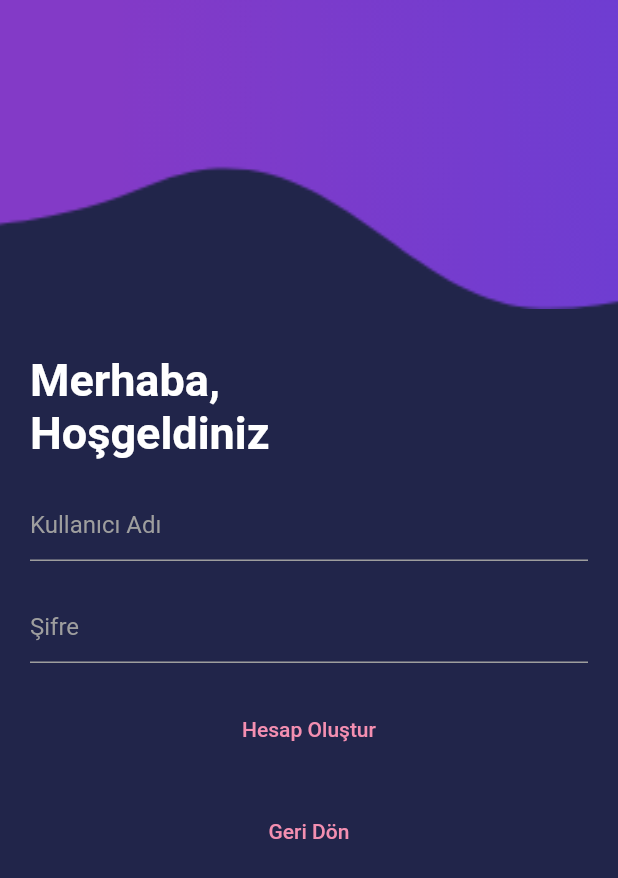
After one commit to y-e-sryldz/yurt_uygulamasi, a Flutter app: the screen it shows after launch, after a tap on "Giriş Yap", after a tap on "Hesap Oluştur", on a phone screen of 412 x 824 dp. The commit adds this screen. Shown: the top 878 px of the screen. Run offline on Flutter 3.47's test engine with Material 2 defaults, Android fonts, the phone set to English and light mode, and no system bars; our stand-ins replace firebase_auth, firebase_core, google_mobile_ads; accounts and stored records are empty; network calls fail.

Commit message:
yurt_uygulamasi

```diff
--- /dev/null
+++ b/lib/Hesap_olustur.dart
@@ -0,0 +1,158 @@
+import 'package:flutter/material.dart';
+import 'package:yurt_uygulamasi/main.dart';
+
+class Hesap_olustur extends StatefulWidget {
+  const Hesap_olustur({super.key});
+
+  @override
+  State<Hesap_olustur> createState() => _Hesap_olusturState();
+}
+
+class _Hesap_olusturState extends State<Hesap_olustur> {
+  String username = "";
+  String password = "";
+  bool BosAlanUyarisiIsim = false; // Boş alan uyarısını gösterme durumu
+  bool BosAlanUyarisiSifre = false; // Boş alan uyarısını gösterme durumu
+  @override
+  Widget build(BuildContext context) {
+    var height = MediaQuery.of(context).size.height;
+    return MaterialApp(
+      home: Scaffold(
+        backgroundColor: Color(0xff21254A),
+        body: SingleChildScrollView(
+          child: Column(
+            children: [
+              Container(
+                height: height * .25,
+                decoration: const BoxDecoration(
+                  image: DecorationImage(
+                    fit: BoxFit.cover,
+                    image: AssetImage("resimler/baslik.png"),
+                  ),
+                ),
+              ),
+              Padding(
+                padding: EdgeInsets.symmetric(horizontal: 20),
+                child: Column(
+                  crossAxisAlignment: CrossAxisAlignment.start,
+                  children: [
+                    SizedBox(
+                      height: 30,
+                    ),
+                    Text(
+                      "Merhaba,\nHoşgeldiniz",
+                      style: TextStyle(
+                          fontSize: 30,
+                          color: Colors.white,
+                          fontWeight: FontWeight.bold),
+                    ),
+                    SizedBox(
+                      height: 20,
+                    ),
+                    TextField(
+                      decoration: InputDecoration(
+                        hintText: "Kullanıcı Adı",
+                        hintStyle: TextStyle(color: Colors.grey),
+                        enabledBorder: UnderlineInputBorder(
+                            borderSide: BorderSide(
+                          color: Colors.grey,
+                        )),
+                      ),
+                      style: TextStyle(
+                          color: Colors.white), // Yazı rengini beyaz yapar
+                      onChanged: (value) {
+                        setState(() {
+                          username = value;
+                          BosAlanUyarisiIsim = false;
+                        });
+                      },
+                    ),
+                    if (BosAlanUyarisiIsim) // Boş alan uyarısı gösteriliyor mu?
+                      Text(
+                        "Lütfen bütün boşlukları doldurunuz.",
+                        style: TextStyle(color: Colors.red),
+                      ),
+                    SizedBox(
+                      height: 20,
+                    ),
+                    TextField(
+                      decoration: InputDecoration(
+                        hintText: "Şifre",
+                        hintStyle: TextStyle(color: Colors.grey),
+                        enabledBorder: UnderlineInputBorder(
+                            borderSide: BorderSide(
+                          color: Colors.grey,
+                        )),
+                      ),
+                      style: TextStyle(
+                          color: Colors.white), // Yazı rengini beyaz yapar
+                      onChanged: (value) {
+                        setState(() {
+                          password = value;
+                          BosAlanUyarisiSifre = false;
+                        });
+                      },
+                    ),
+                    if (BosAlanUyarisiSifre) // Boş alan uyarısı gösteriliyor mu?
+                      Text(
+                        "Lütfen bütün boşlukları doldurunuz.",
+                        style: TextStyle(color: Colors.red),
+                      ),
+                    SizedBox(
+                      height: 20,
+                    ),
+                    Center(
+                      child: TextButton(
+                        onPressed: () {
+                          if (username.isEmpty || password.isEmpty) {
+                            if (username.isEmpty && password.isEmpty) {
+                              // Kullanıcı adı ve şifre boşsa, uyarıyı göster.
+                              setState(() {
+                                BosAlanUyarisiIsim = true;
+                                BosAlanUyarisiSifre = true;
+                              });
+                            } else if (username.isEmpty) {
+                              setState(() {
+                                BosAlanUyarisiIsim = true;
+                              });
+                            } else if (password.isEmpty) {
+                              setState(() {
+                                BosAlanUyarisiSifre = true;
+                              });
+                            }
+                          }else {
+
+                            //kayıt olundu işlemleri yapılcak
+
+                          }
+                        },
+                        child: Text(
+                          "Hesap Oluştur",
+                          style: TextStyle(color: Colors.pink[200]),
+                        ),
+                      ),
+                    ),
+                    SizedBox(
+                      height: 20,
+                    ),
+                    Center(
+                      child: TextButton(
+                        onPressed: () {
+                          Navigator.pop(context);
+                        },
+                        child: Text(
+                          "Geri Dön",
+                          style: TextStyle(color: Colors.pink[200]),
+                        ),
+                      ),
+                    ),
+                  ],
+                ),
+              ),
+            ],
+          ),
+        ),
+      ),
+    );
+  }
+}
--- a/lib/main.dart
+++ b/lib/main.dart
@@ -2,7 +2,9 @@ import 'dart:io';
 import 'package:firebase_core/firebase_core.dart';
 import 'package:flutter/material.dart';
 import 'package:google_mobile_ads/google_mobile_ads.dart';
+import 'package:yurt_uygulamasi/Hesap_olustur.dart';
 import 'package:yurt_uygulamasi/filtreleme.dart';
+import 'package:firebase_auth/firebase_auth.dart';
 
 void main() async {
   WidgetsFlutterBinding.ensureInitialized();
@@ -58,6 +60,25 @@ class _MyHomePageState extends State<MyHomePage> {
     _loadAd(context);
   }
 
+  String username = "";
+  String password = "";
+  bool BosAlanUyarisiIsim = false; // Boş alan uyarısını gösterme durumu
+  bool BosAlanUyarisiSifre = false; // Boş alan uyarısını gösterme durumu
+
+  //anonim kullanıcı fonksiyonu
+  final FirebaseAuth _auth = FirebaseAuth.instance;
+  Future<void> signInAnonymously() async {
+  try {
+    UserCredential userCredential = await _auth.signInAnonymously();
+    User? user = userCredential.user;
+    if (user != null) {
+      print('Anonim kullanıcı giriş yaptı: ${user.uid}');
+    }
+  } catch (e) {
+    print('Anonim kullanıcı girişi başarısız oldu: $e');
+  }
+}
+
   @override
   Widget build(BuildContext context) {
     var height = MediaQuery.of(context).size.height;
@@ -103,6 +124,18 @@ class _MyHomePageState extends State<MyHomePage> {
                           color: Colors.grey,
                         )),
                       ),
+                      style: TextStyle(color: Colors.white), // Yazı rengini beyaz yapar
+                      onChanged: (value) {
+                        setState(() {
+                          username = value;
+                          BosAlanUyarisiIsim = false;
+                        });
+                      },
+                    ),
+                    if (BosAlanUyarisiIsim) // Boş alan uyarısı gösteriliyor mu?
+                      Text(
+                        "Lütfen bütün boşlukları doldurunuz.",
+                        style: TextStyle(color: Colors.red),
                       ),
                     SizedBox(
                       height: 20,
@@ -116,6 +149,19 @@ class _MyHomePageState extends State<MyHomePage> {
                           color: Colors.grey,
                         )),
                       ),
+                      style: TextStyle(color: Colors.white), // Yazı rengini beyaz yapar
+                      onChanged: (value) {
+                        setState(() {
+                          password = value;
+                          BosAlanUyarisiSifre = false;
+                        });
+                      },
+                       obscureText: true, // Şifreyi noktalı karakterlerle göstermek için
+                    ),
+                    if (BosAlanUyarisiSifre) // Boş alan uyarısı gösteriliyor mu?
+                      Text(
+                        "Lütfen bütün boşlukları doldurunuz.",
+                        style: TextStyle(color: Colors.red),
                       ),
                     SizedBox(
                       height: 20,
@@ -132,7 +178,27 @@ class _MyHomePageState extends State<MyHomePage> {
                       children: [
                         TextButton(
                             onPressed: () {
-
+                              if (username.isEmpty && password.isEmpty) {
+                                // Kullanıcı adı veya şifre boşsa, uyarıyı göster.
+                                setState(() {
+                                  BosAlanUyarisiIsim = true;
+                                  BosAlanUyarisiSifre = true;
+                                });
+                              }else if(username.isEmpty){
+                                setState(() {
+                                  BosAlanUyarisiIsim = true;
+                                });
+                              }
+                              else if(password.isEmpty){
+                                setState(() {
+                                  BosAlanUyarisiSifre = true;
+                                });
+                              }
+                               else {
+                                // Kullanıcı adı ve şifre doluysa giriş işlemini yap.
+                                loginUserWithEmailAndPassword(
+                                    username, password);
+                              }
                             },
                             child: Container(
                               margin: EdgeInsets.symmetric(horizontal: 40),
@@ -143,10 +209,15 @@ class _MyHomePageState extends State<MyHomePage> {
                                 "Giriş Yap",
                                 style: TextStyle(color: Colors.white),
                               ),
-                          )
-                          ),
+                            )),
                         TextButton(
-                          onPressed: () {},
+                            onPressed: () {
+                              Navigator.push(
+                                context,
+                                MaterialPageRoute(
+                                    builder: (context) => Hesap_olustur()),
+                              );
+                            },
                             child: Container(
                               margin: EdgeInsets.symmetric(horizontal: 40),
                               decoration: BoxDecoration(
@@ -156,16 +227,16 @@ class _MyHomePageState extends State<MyHomePage> {
                                 "Hesap Oluştur",
                                 style: TextStyle(color: Colors.white),
                               ),
-                          )
-                          ),
+                            )),
                       ],
                     ),
                     SizedBox(
-                      height: 40,
+                      height: 20,
                     ),
                     Center(
                         child: TextButton(
                             onPressed: () {
+                              signInAnonymously();
                               _interstitialAd?.show();
                               Navigator.push(
                                 context,
@@ -174,11 +245,9 @@ class _MyHomePageState extends State<MyHomePage> {
                               );
                             },
                             child: Text(
-                            "Hesap Oluşturmadan Devam Et",
+                              "Misafir Girişi",
                               style: TextStyle(color: Colors.pink[200]),
-                          )
-                        )
-                      ),
+                            ))),
                   ],
                 ),
               ),
@@ -285,4 +354,20 @@ class _MyHomePageState extends State<MyHomePage> {
     _interstitialAd?.dispose();
     super.dispose();
   }
+
+  Future<void> loginUserWithEmailAndPassword(
+      String email, String password) async {
+    try {
+      await FirebaseAuth.instance.signInWithEmailAndPassword(
+        email: email,
+        password: password,
+      );
+      Navigator.push(
+        context,
+        MaterialPageRoute(builder: (context) => filtreleme()),
+      );
+    } catch (e) {
+      print("Giriş başarısız: $e");
     }
+  }
+}
```
Lines whose indentation alone changed are shown as unchanged.
